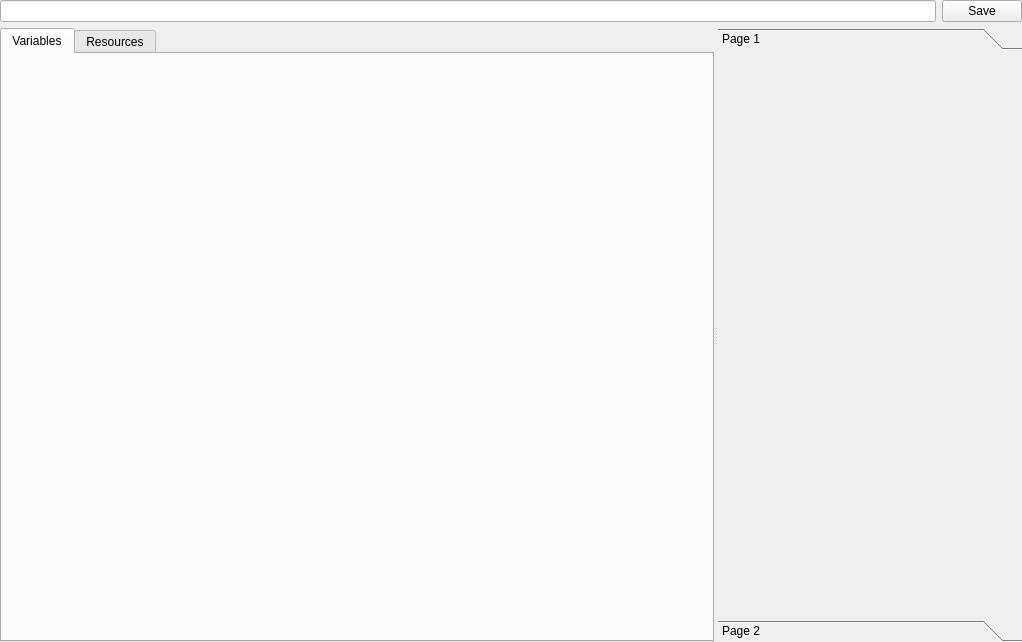
The window that utils/qtUi/config_widget.ui (Halicea/hal_automator) describes before a commit, drawn with Qt 5.
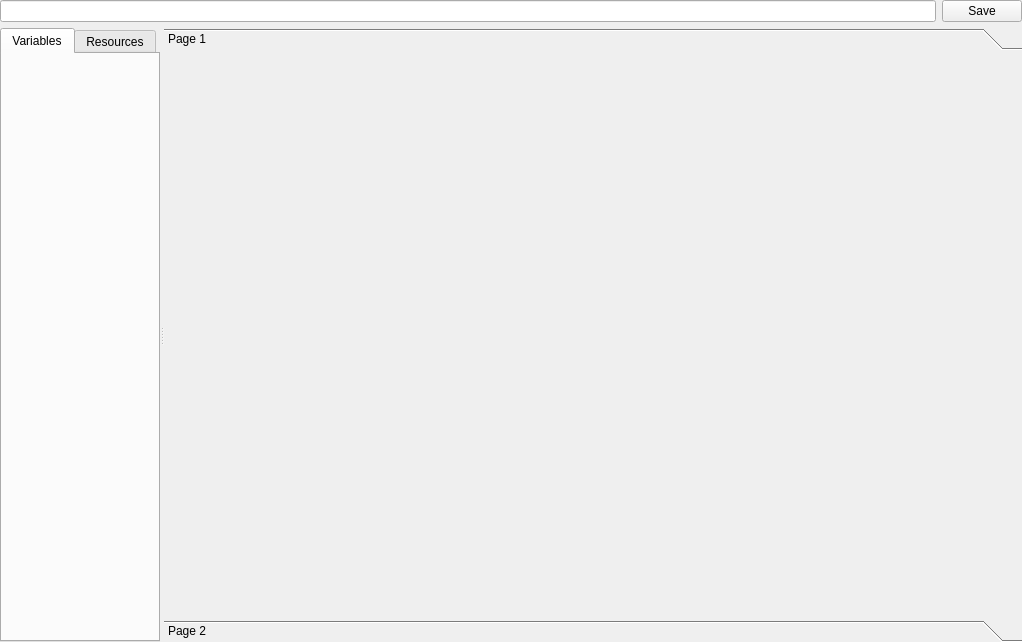
The same window after the commit.

```diff
--- a/utils/qtUi/config_widget.ui
+++ b/utils/qtUi/config_widget.ui
@@ -51,6 +51,9 @@
        <verstretch>0</verstretch>
       </sizepolicy>
      </property>
+     <property name="autoFillBackground">
+      <bool>true</bool>
+     </property>
      <property name="orientation">
       <enum>Qt::Horizontal</enum>
      </property>
@@ -144,7 +147,7 @@
      <widget class="QToolBox" name="tlbx_bundles">
       <property name="sizePolicy">
        <sizepolicy hsizetype="Maximum" vsizetype="Preferred">
-        <horstretch>0</horstretch>
+        <horstretch>1</horstretch>
         <verstretch>0</verstretch>
        </sizepolicy>
       </property>
@@ -162,8 +165,8 @@
         <rect>
          <x>0</x>
          <y>0</y>
-         <width>309</width>
-         <height>530</height>
+         <width>840</width>
+         <height>531</height>
         </rect>
        </property>
        <attribute name="label">
```
Left out of the diff: 21 changed lines with no effect on the pictures.
